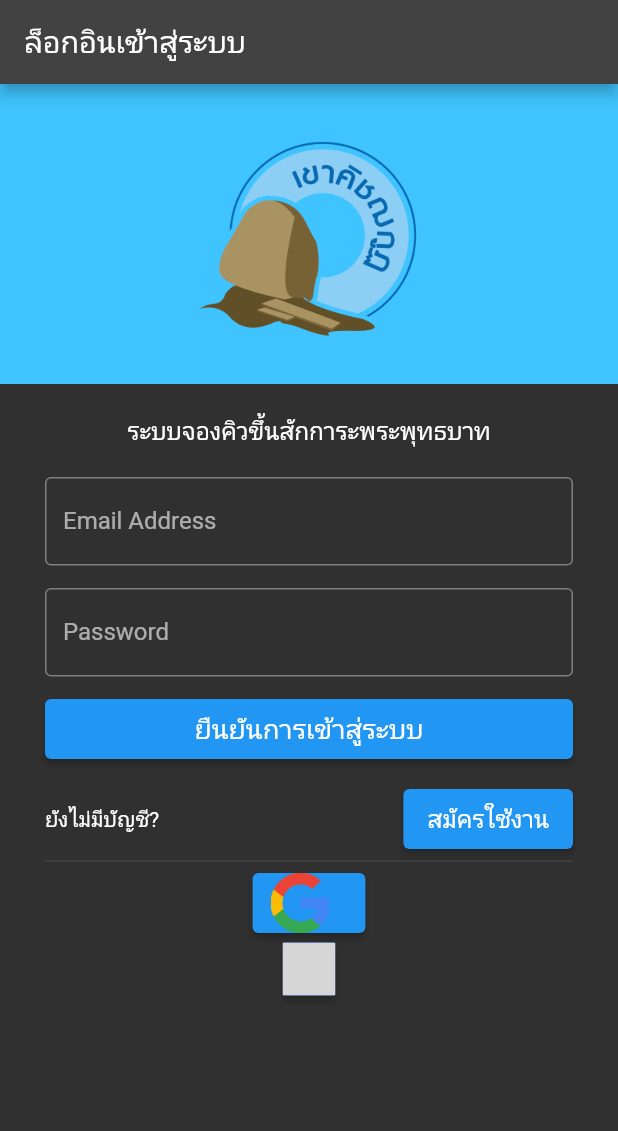
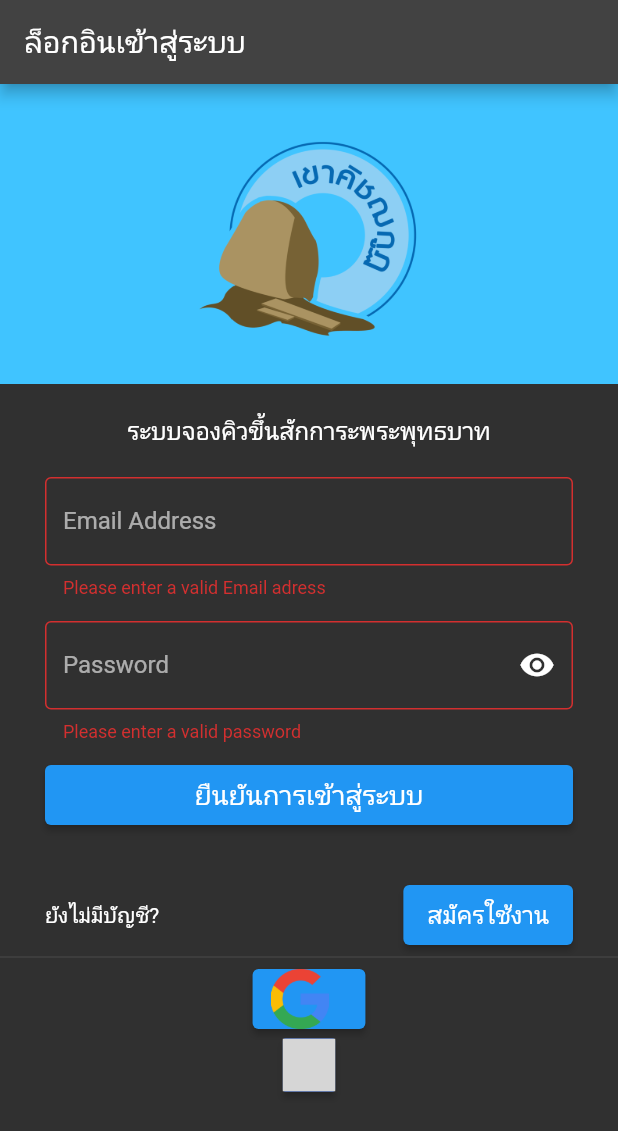
Before and after one commit to NIZE0000/KCKQueClone, a Flutter app: the screen it shows after launch, after a tap on "ยืนยันการเข้าสู่ระบบ", on a phone screen of 412 x 824 dp. Shown: the top 1131 px of the screen. Run offline on Flutter 3.47's test engine with Material 2 defaults, Android fonts, the phone set to English and light mode, and no system bars; our stand-ins replace firebase_core, flutter_signin_button, google_fonts; accounts and stored records are empty; Roboto replaces fonts that are missing (Prompt); grey boxes are pictures that could not be loaded.

Commit message:
add valid fuction and form

```diff
--- a/app_clone/lib/main.dart
+++ b/app_clone/lib/main.dart
@@ -1,4 +1,4 @@
-import 'package:app_clone/screen/auth/login.dart';
+import 'package:app_clone/screens/auth/login.dart';
 import 'package:flutter/material.dart';
 import 'package:firebase_core/firebase_core.dart';
 import 'package:google_fonts/google_fonts.dart';
--- a/app_clone/lib/screen/auth/login.dart
+++ /dev/null
@@ -1,119 +0,0 @@
-import 'package:app_clone/screen/auth/register.dart';
-import 'package:flutter/material.dart';
-import 'package:flutter_signin_button/flutter_signin_button.dart';
-
-class Login extends StatefulWidget {
-  const Login({super.key});
-
-  @override
-  State<Login> createState() => _LoginState();
-}
-
-class _LoginState extends State<Login> {
-  @override
-  Widget build(BuildContext context) {
-    return Scaffold(
-        appBar: AppBar(
-          title: const Text(
-            "ล็อกอินเข้าสู่ระบบ",
-            style: TextStyle(fontSize: 20),
-          ),
-        ),
-        body: Center(
-          child: Column(
-            mainAxisAlignment: MainAxisAlignment.start,
-            children: [
-              Container(
-                height: 200,
-                width: double.infinity,
-                color: Colors.lightBlueAccent,
-                child: Stack(
-                  children: [
-                    Center(
-                      child: Image.asset("assets/images/logoonly.png",
-                          width: 150, height: 150),
-                    ),
-                  ],
-                ),
-              ),
-              Padding(
-                padding: const EdgeInsets.fromLTRB(30, 20, 30, 0),
-                child: Column(
-                  children: [
-                    const Text("ระบบจองคิวขึ้นสักการะพระพุทธบาท",
-                        style: TextStyle(fontSize: 16)),
-                    const SizedBox(
-                      height: 20,
-                    ),
-                    const Padding(
-                      padding: EdgeInsets.only(bottom: 15),
-                      child: TextField(
-                        decoration: InputDecoration(
-                          border: OutlineInputBorder(),
-                          labelText: 'Email Address',
-                          hintText: 'Enter Email Address',
-                        ),
-                      ),
-                    ),
-                    const Padding(
-                      padding: EdgeInsets.only(bottom: 15),
-                      child: TextField(
-                        obscureText: true,
-                        decoration: InputDecoration(
-                          border: OutlineInputBorder(),
-                          labelText: 'Password',
-                          hintText: 'Enter Password',
-                        ),
-                      ),
-                    ),
-                    SizedBox(
-                      width: double.infinity,
-                      height: 40,
-                      child: ElevatedButton(
-                          child: const Text("ยืนยันการเข้าสู่ระบบ",
-                              style: TextStyle(fontSize: 18)),
-                          onPressed: () {}),
-                    ),
-                    const SizedBox(
-                      height: 20,
-                    ),
-                    Row(
-                      mainAxisAlignment: MainAxisAlignment.spaceBetween,
-                      children: [
-                        const Text("ยังไม่มีบัญชี?"),
-                        SizedBox(
-                          height: 40,
-                          child: ElevatedButton(
-                              child: const Text("สมัครใช้งาน",
-                                  style: TextStyle(fontSize: 16)),
-                              onPressed: () {
-                                Navigator.push(context,
-                                    MaterialPageRoute(builder: (context) {
-                                  return const SignUp();
-                                }));
-                              }),
-                        )
-                      ],
-                    ),
-                    const Divider(),
-                    SizedBox(
-                      height: 40,
-                      child: ElevatedButton.icon(
-                          label: const Text(""),
-                          icon: Image.asset("assets/images/google_logo.png"),
-                          onPressed: () {}),
-                    ),
-                    SignInButton(
-                      Buttons.Facebook,
-                      text: "",
-                      mini: true,
-                      onPressed: () {},
-                    ),
-                  ],
-                ),
-              )
-            ],
-          ),
-        ));
-  }
-}
--- /dev/null
+++ b/app_clone/lib/screens/auth/login.dart
@@ -0,0 +1,175 @@
+import 'package:app_clone/screens/auth/register.dart';
+import 'package:flutter/material.dart';
+import 'package:flutter_signin_button/flutter_signin_button.dart';
+
+class Login extends StatefulWidget {
+  const Login({super.key});
+
+  @override
+  State<Login> createState() => _LoginState();
+}
+
+class _LoginState extends State<Login> {
+  final _loginFormKey = GlobalKey<FormState>();
+  bool _obscureText = true;
+
+  @override
+  void initState() {
+    super.initState();
+  }
+
+  void _submitFormOnLogin() {
+    final isValid = _loginFormKey.currentState!.validate();
+    if (isValid) {}
+  }
+
+  @override
+  Widget build(BuildContext context) {
+    return Scaffold(
+        appBar: AppBar(
+          title: const Text(
+            "ล็อกอินเข้าสู่ระบบ",
+            style: TextStyle(fontSize: 20),
+          ),
+        ),
+        body: Center(
+          child: Column(
+            mainAxisAlignment: MainAxisAlignment.start,
+            children: [
+              Container(
+                height: 200,
+                width: double.infinity,
+                color: Colors.lightBlueAccent,
+                child: Stack(
+                  children: [
+                    Center(
+                      child: Image.asset("assets/images/logoonly.png",
+                          width: 150, height: 150),
+                    ),
+                  ],
+                ),
+              ),
+              Padding(
+                padding: const EdgeInsets.fromLTRB(30, 20, 30, 0),
+                child: Form(
+                  key: _loginFormKey,
+                  child: Column(
+                    children: [
+                      const Text("ระบบจองคิวขึ้นสักการะพระพุทธบาท",
+                          style: TextStyle(fontSize: 16)),
+                      const SizedBox(
+                        height: 20,
+                      ),
+                      TextFormField(
+                        keyboardType: TextInputType.emailAddress,
+                        validator: (value) {
+                          if (value!.isEmpty || !value.contains("@")) {
+                            return "Please enter a valid Email adress";
+                          } else {
+                            return null;
+                          }
+                        },
+                        onSaved: (email) {
+                          email;
+                        },
+                        decoration: const InputDecoration(
+                          border: OutlineInputBorder(),
+                          labelText: 'Email Address',
+                          hintText: 'Enter Email Address',
+                          // focusedBorder: OutlineInputBorder(
+                          //     borderSide: BorderSide(color: Colors.red)),
+                        ),
+                      ),
+                      const SizedBox(
+                        height: 15,
+                      ),
+                      TextFormField(
+                        keyboardType: TextInputType.visiblePassword,
+                        validator: (value) {
+                          if (value!.isEmpty || value.length < 7) {
+                            return "Please enter a valid password";
+                          } else {
+                            return null;
+                          }
+                        },
+                        obscureText: _obscureText,
+                        decoration: InputDecoration(
+                          suffixIcon: GestureDetector(
+                            child: IconButton(
+                              splashRadius: 15,
+                              icon: Icon(
+                                _obscureText
+                                    ? Icons.visibility
+                                    : Icons.visibility_off,
+                                color: Colors.white,
+                              ),
+                              onPressed: () {
+                                setState(() {
+                                  _obscureText = !_obscureText;
+                                });
+                              },
+                            ),
+                          ),
+                          border: const OutlineInputBorder(),
+                          labelText: 'Password',
+                          hintText: 'Enter Password',
+                        ),
+                      ),
+                      const SizedBox(
+                        height: 15,
+                      ),
+                      SizedBox(
+                        width: double.infinity,
+                        height: 40,
+                        child: ElevatedButton(
+                            onPressed: _submitFormOnLogin,
+                            child: const Text("ยืนยันการเข้าสู่ระบบ",
+                                style: TextStyle(fontSize: 18))),
+                      ),
+                      const SizedBox(
+                        height: 20,
+                      ),
+                    ],
+                  ),
+                ),
+              ),
+              Padding(
+                padding: const EdgeInsets.fromLTRB(30, 20, 30, 0),
+                child: Row(
+                  mainAxisAlignment: MainAxisAlignment.spaceBetween,
+                  children: [
+                    const Text("ยังไม่มีบัญชี?"),
+                    SizedBox(
+                      height: 40,
+                      child: ElevatedButton(
+                          child: const Text("สมัครใช้งาน",
+                              style: TextStyle(fontSize: 16)),
+                          onPressed: () {
+                            Navigator.push(context,
+                                MaterialPageRoute(builder: (context) {
+                              return const SignUp();
+                            }));
+                          }),
+                    )
+                  ],
+                ),
+              ),
+              const Divider(),
+              SizedBox(
+                height: 40,
+                child: ElevatedButton.icon(
+                    label: const Text(""),
+                    icon: Image.asset("assets/images/google_logo.png"),
+                    onPressed: () {}),
+              ),
+              SignInButton(
+                Buttons.Facebook,
+                text: "",
+                mini: true,
+                onPressed: () {},
+              ),
+            ],
+          ),
+        ));
+  }
+}
```
Also changed, not shown: app_clone/lib/screens/auth/register.dart (renamed from app_clone/lib/screen/auth/register.dart).
